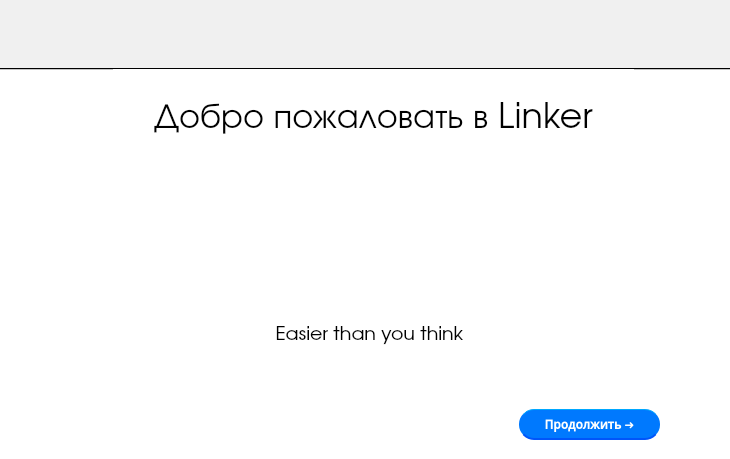
Old version of the form uiandpy/untitled.ui in the repository MICROWAVE-web/Yandex_project_2021.
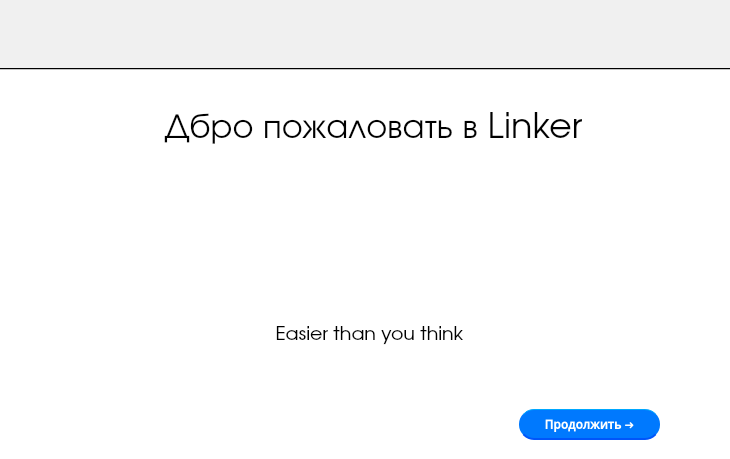
New version of the form. Icons and pictures are not drawn.

```diff
--- a/uiandpy/untitled.ui
+++ b/uiandpy/untitled.ui
@@ -55,9 +55,9 @@
     <property name="geometry">
      <rect>
       <x>114</x>
-      <y>0</y>
+      <y>20</y>
       <width>521</width>
-      <height>101</height>
+      <height>81</height>
      </rect>
     </property>
     <property name="font">
@@ -73,7 +73,7 @@
      <string notr="true">color: #000;</string>
     </property>
     <property name="text">
-     <string>Добро пожаловать в Linker</string>
+     <string>Дбро пожаловать в Linker</string>
     </property>
     <property name="alignment">
      <set>Qt::AlignCenter</set>
```
